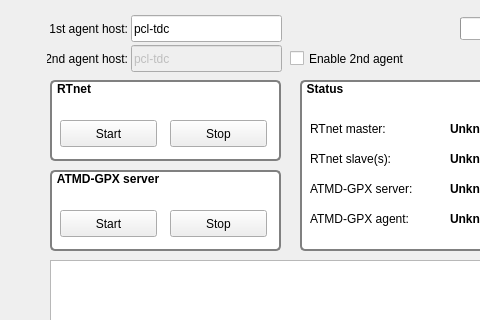
Above: rtnet-control/ui/rtnet-control.ui from wyrdmeister/atmd-server before the change; both pictures show x 0 to 480 and y 0 to 320 of the 581 by 518 pixel window. Below: the same form after it.
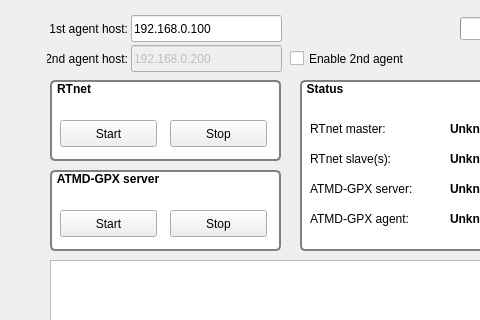
That is the form after the change.

Commit message: Changed default addresses for rtnet-control

The edit to the form file:
```diff
--- a/rtnet-control/ui/rtnet-control.ui
+++ b/rtnet-control/ui/rtnet-control.ui
@@ -140,7 +140,7 @@
      </rect>
     </property>
     <property name="text">
-     <string>pcl-tdc</string>
+     <string>192.168.0.100</string>
     </property>
    </widget>
    <widget class="QLabel" name="label">
@@ -376,7 +376,7 @@
      </rect>
     </property>
     <property name="text">
-     <string>pcl-tdc</string>
+     <string>192.168.0.200</string>
     </property>
    </widget>
    <widget class="QLabel" name="label_6">
```
